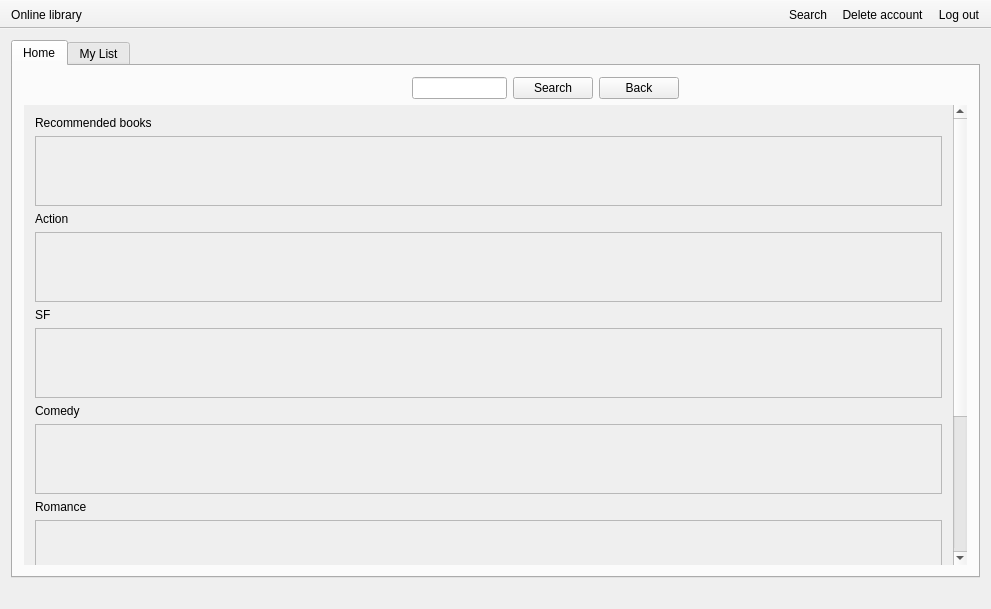
Above: OnLib/OnLib/MainWindow.ui from Andrew-Gh21/OnLib before the change. Below: the same form after it.
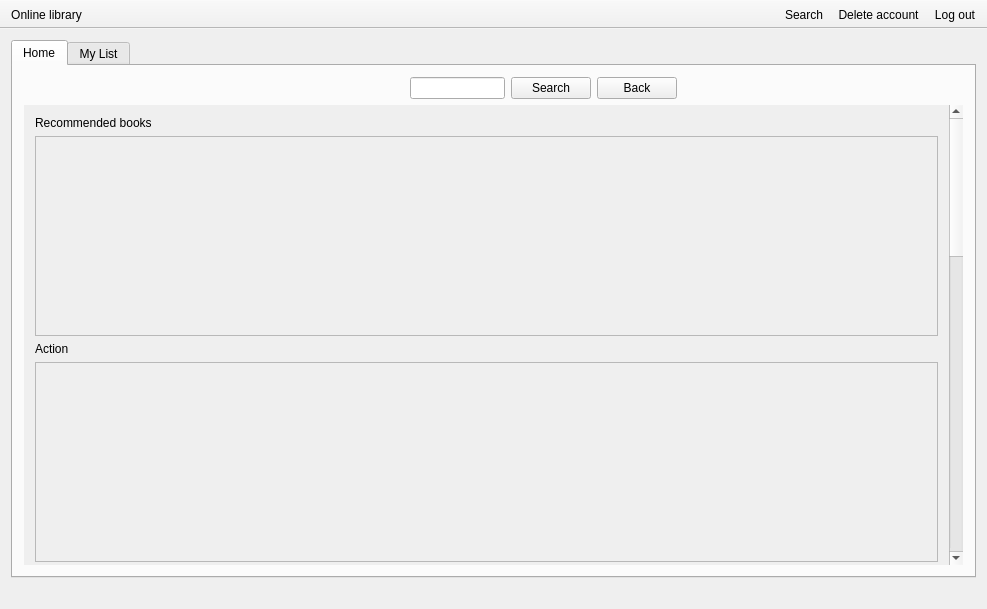
That is the form after the change. Icons and pictures are not drawn.

Commit message:
Added buttons for adding book to list
Added buttons for users to add book in their borrow list, made fields where books appears bigger.

```diff
--- a/OnLib/OnLib/MainWindow.ui
+++ b/OnLib/OnLib/MainWindow.ui
@@ -6,7 +6,7 @@
    <rect>
     <x>0</x>
     <y>0</y>
-    <width>991</width>
+    <width>987</width>
     <height>609</height>
    </rect>
   </property>
@@ -30,22 +30,6 @@
   </property>
   <widget class="QWidget" name="centralWidget">
    <layout class="QGridLayout" name="gridLayout_2">
-    <item row="1" column="0">
-     <spacer name="horizontalSpacer_4">
-      <property name="orientation">
-       <enum>Qt::Horizontal</enum>
-      </property>
-      <property name="sizeType">
-       <enum>QSizePolicy::Fixed</enum>
-      </property>
-      <property name="sizeHint" stdset="0">
-       <size>
-        <width>0</width>
-        <height>20</height>
-       </size>
-      </property>
-     </spacer>
-    </item>
     <item row="1" column="1">
      <spacer name="horizontalSpacer_3">
       <property name="orientation">
@@ -62,7 +46,23 @@
       </property>
      </spacer>
     </item>
-    <item row="0" column="0">
+    <item row="1" column="0">
+     <spacer name="horizontalSpacer_4">
+      <property name="orientation">
+       <enum>Qt::Horizontal</enum>
+      </property>
+      <property name="sizeType">
+       <enum>QSizePolicy::Fixed</enum>
+      </property>
+      <property name="sizeHint" stdset="0">
+       <size>
+        <width>0</width>
+        <height>20</height>
+       </size>
+      </property>
+     </spacer>
+    </item>
+    <item row="0" column="2">
      <widget class="QTabWidget" name="tabWidget">
       <property name="currentIndex">
        <number>0</number>
@@ -92,9 +92,9 @@
              <property name="geometry">
               <rect>
                <x>0</x>
-               <y>-393</y>
-               <width>917</width>
-               <height>799</height>
+               <y>-1029</y>
+               <width>914</width>
+               <height>1459</height>
               </rect>
              </property>
              <layout class="QGridLayout" name="gridLayout_4">
@@ -118,6 +118,12 @@
                     <verstretch>0</verstretch>
                    </sizepolicy>
                   </property>
+                  <property name="minimumSize">
+                   <size>
+                    <width>0</width>
+                    <height>200</height>
+                   </size>
+                  </property>
                   <property name="maximumSize">
                    <size>
                     <width>16777215</width>
@@ -144,8 +150,8 @@
                     <rect>
                      <x>0</x>
                      <y>0</y>
-                     <width>891</width>
-                     <height>83</height>
+                     <width>892</width>
+                     <height>198</height>
                     </rect>
                    </property>
                   </widget>
@@ -163,6 +169,12 @@
                   <property name="enabled">
                    <bool>true</bool>
                   </property>
+                  <property name="minimumSize">
+                   <size>
+                    <width>0</width>
+                    <height>200</height>
+                   </size>
+                  </property>
                   <property name="focusPolicy">
                    <enum>Qt::StrongFocus</enum>
                   </property>
@@ -192,8 +204,8 @@
                     <rect>
                      <x>0</x>
                      <y>0</y>
-                     <width>891</width>
-                     <height>83</height>
+                     <width>892</width>
+                     <height>198</height>
                     </rect>
                    </property>
                   </widget>
@@ -208,6 +220,12 @@
                 </item>
                 <item>
                  <widget class="QScrollArea" name="sfGenreScrollArea">
+                  <property name="minimumSize">
+                   <size>
+                    <width>0</width>
+                    <height>200</height>
+                   </size>
+                  </property>
                   <property name="frameShape">
                    <enum>QFrame::StyledPanel</enum>
                   </property>
@@ -225,8 +243,8 @@
                     <rect>
                      <x>0</x>
                      <y>0</y>
-                     <width>891</width>
-                     <height>83</height>
+                     <width>892</width>
+                     <height>198</height>
                     </rect>
                    </property>
                   </widget>
@@ -241,6 +259,12 @@
                 </item>
                 <item>
                  <widget class="QScrollArea" name="comedyGenreScrollArea">
+                  <property name="minimumSize">
+                   <size>
+                    <width>0</width>
+                    <height>200</height>
+                   </size>
+                  </property>
                   <property name="frameShadow">
                    <enum>QFrame::Plain</enum>
                   </property>
@@ -255,8 +279,8 @@
                     <rect>
                      <x>0</x>
                      <y>0</y>
-                     <width>891</width>
-                     <height>83</height>
+                     <width>892</width>
+                     <height>198</height>
                     </rect>
                    </property>
                   </widget>
@@ -271,6 +295,12 @@
                 </item>
                 <item>
                  <widget class="QScrollArea" name="romanceGenreScrollArea">
+                  <property name="minimumSize">
+                   <size>
+                    <width>0</width>
+                    <height>200</height>
+                   </size>
+                  </property>
                   <property name="frameShadow">
                    <enum>QFrame::Plain</enum>
                   </property>
@@ -285,8 +315,8 @@
                     <rect>
                      <x>0</x>
                      <y>0</y>
-                     <width>891</width>
-                     <height>83</height>
+                     <width>892</width>
+                     <height>198</height>
                     </rect>
                    </property>
                   </widget>
@@ -301,6 +331,12 @@
                 </item>
                 <item>
                  <widget class="QScrollArea" name="dramaGenreScrollArea">
+                  <property name="minimumSize">
+                   <size>
+                    <width>0</width>
+                    <height>200</height>
+                   </size>
+                  </property>
                   <property name="verticalScrollBarPolicy">
                    <enum>Qt::ScrollBarAsNeeded</enum>
                   </property>
@@ -312,8 +348,8 @@
                     <rect>
                      <x>0</x>
                      <y>0</y>
-                     <width>891</width>
-                     <height>83</height>
+                     <width>892</width>
+                     <height>198</height>
                     </rect>
                    </property>
                   </widget>
@@ -332,8 +368,8 @@
                     <rect>
                      <x>0</x>
                      <y>0</y>
-                     <width>891</width>
-                     <height>83</height>
+                     <width>892</width>
+                     <height>69</height>
                     </rect>
                    </property>
                   </widget>
```
The commit also changes 3 other files.
